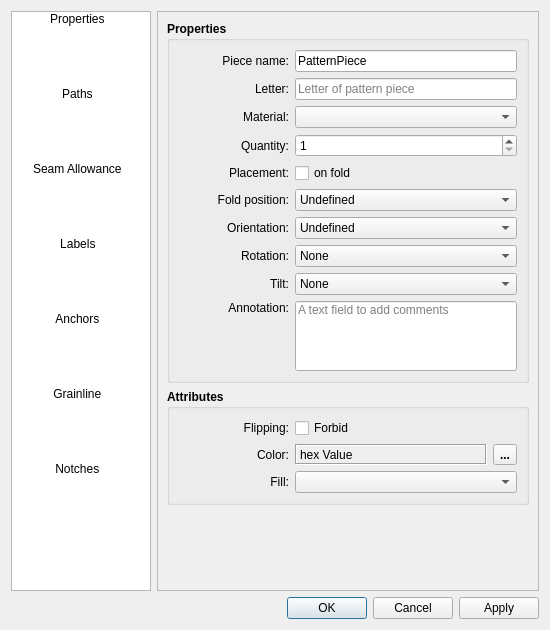
Qt form src/libs/vtools/dialogs/tools/piece/pattern_piece_dialog.ui (seamly/Seamly2D) before a commit.
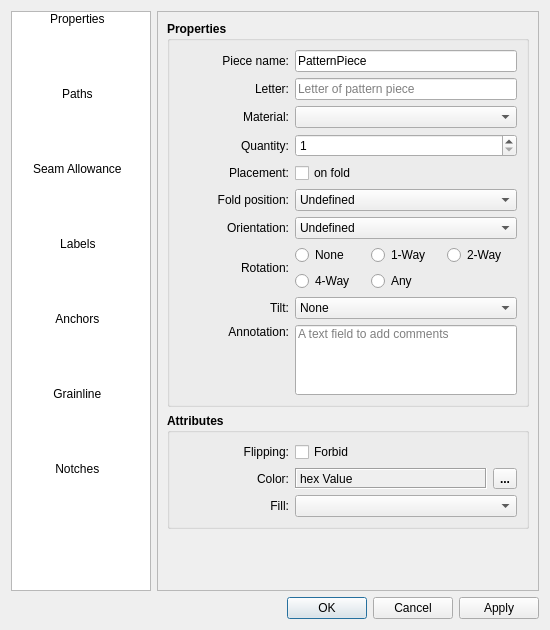
The same form after that commit. The open tabs and pages were chosen to show the change. Icons and pictures are not drawn. Custom widgets are drawn as their Qt base class.

Commit message:
Choose piece rotation with radio buttons
- PieceRotation: None, 1-Way, 2-Way, 4-Way, Any. Default None.
- VPieceLabelData stores the choice; the pattern file stores its
  untranslated name. Labels show the translated name.
- Piece Properties: Rotation radio buttons replace the list.

The edit to the form file:
```diff
--- a/src/libs/vtools/dialogs/tools/piece/pattern_piece_dialog.ui
+++ b/src/libs/vtools/dialogs/tools/piece/pattern_piece_dialog.ui
@@ -737,50 +737,104 @@
                </widget>
               </item>
               <item row="7" column="1">
-               <widget class="QComboBox" name="rotation_ComboBox">
-                <property name="sizePolicy">
-                 <sizepolicy hsizetype="Expanding" vsizetype="Fixed">
-                  <horstretch>0</horstretch>
-                  <verstretch>0</verstretch>
-                 </sizepolicy>
+               <widget class="QWidget" name="rotation_Widget">
+                <property name="toolTip">
+                 <string>Rotation steps a layout may use for the piece: 1-Way 360°, 2-Way 180°, 4-Way 90°, Any 1°.</string>
                 </property>
-                <property name="minimumSize">
-                 <size>
-                  <width>100</width>
-                  <height>0</height>
-                 </size>
-                </property>
+                <layout class="QGridLayout" name="rotation_GridLayout">
+                 <property name="leftMargin">
+                  <number>0</number>
+                 </property>
+                 <property name="topMargin">
+                  <number>0</number>
+                 </property>
+                 <property name="rightMargin">
+                  <number>0</number>
+                 </property>
+                 <property name="bottomMargin">
+                  <number>0</number>
+                 </property>
+                 <item row="0" column="0">
+                  <widget class="QRadioButton" name="rotationNone_RadioButton">
                 <property name="font">
                  <font>
                   <pointsize>9</pointsize>
                   <bold>false</bold>
                  </font>
                 </property>
-                <item>
                  <property name="text">
                   <string>None</string>
                  </property>
-                </item>
-                <item>
+                   <attribute name="buttonGroup">
+                    <string notr="true">rotation_ButtonGroup</string>
+                   </attribute>
+                  </widget>
+                 </item>
+                 <item row="0" column="1">
+                  <widget class="QRadioButton" name="rotationOneWay_RadioButton">
+                   <property name="font">
+                    <font>
+                     <pointsize>9</pointsize>
+                     <bold>false</bold>
+                    </font>
+                   </property>
                  <property name="text">
                   <string>1-Way</string>
                  </property>
-                </item>
-                <item>
+                   <attribute name="buttonGroup">
+                    <string notr="true">rotation_ButtonGroup</string>
+                   </attribute>
+                  </widget>
+                 </item>
+                 <item row="0" column="2">
+                  <widget class="QRadioButton" name="rotationTwoWay_RadioButton">
+                   <property name="font">
+                    <font>
+                     <pointsize>9</pointsize>
+                     <bold>false</bold>
+                    </font>
+                   </property>
                  <property name="text">
                   <string>2-Way</string>
                  </property>
-                </item>
-                <item>
+                   <attribute name="buttonGroup">
+                    <string notr="true">rotation_ButtonGroup</string>
+                   </attribute>
+                  </widget>
+                 </item>
+                 <item row="1" column="0">
+                  <widget class="QRadioButton" name="rotationFourWay_RadioButton">
+                   <property name="font">
+                    <font>
+                     <pointsize>9</pointsize>
+                     <bold>false</bold>
+                    </font>
+                   </property>
                  <property name="text">
                   <string>4-Way</string>
                  </property>
-                </item>
-                <item>
+                   <attribute name="buttonGroup">
+                    <string notr="true">rotation_ButtonGroup</string>
+                   </attribute>
+                  </widget>
+                 </item>
+                 <item row="1" column="1">
+                  <widget class="QRadioButton" name="rotationAny_RadioButton">
+                   <property name="font">
+                    <font>
+                     <pointsize>9</pointsize>
+                     <bold>false</bold>
+                    </font>
+                   </property>
                  <property name="text">
                   <string>Any</string>
                  </property>
-                </item>
+                   <attribute name="buttonGroup">
+                    <string notr="true">rotation_ButtonGroup</string>
+                   </attribute>
+                  </widget>
+                 </item>
+                </layout>
                </widget>
               </item>
               <item row="8" column="0">
```
Left out of the diff: 1 changed line with no effect on the pictures. Lines whose indentation alone changed are shown as unchanged. The commit also changes 9 other files.
